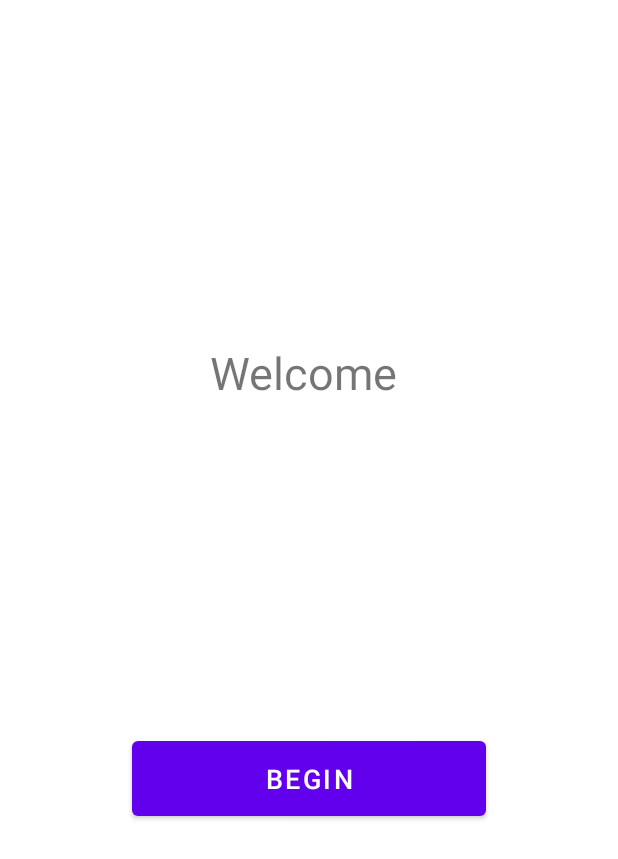
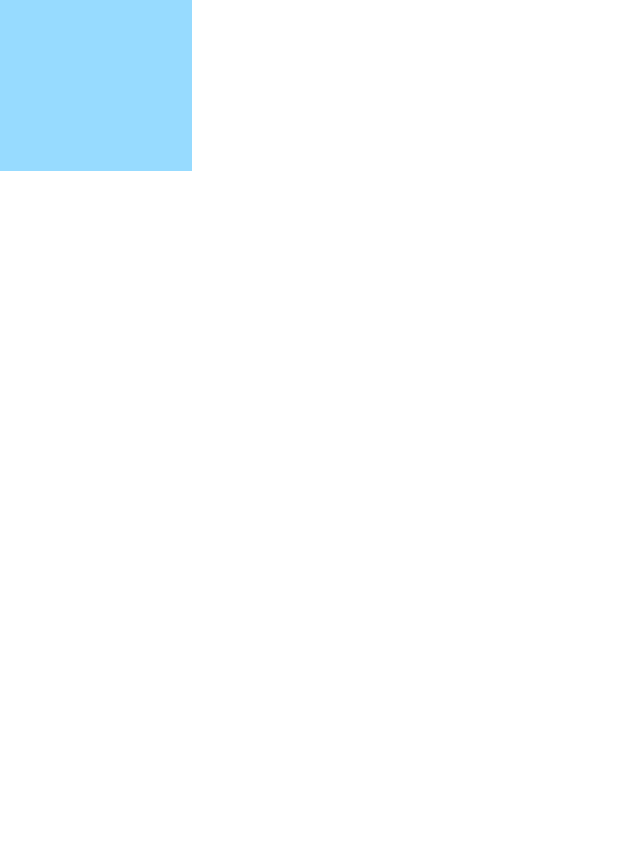
Before and after one commit to uoclnotario/P8-PuzzleDroid, an Android app: the layout activity_main.xml on its own in the app's theme, with its tools: preview values and no code run, on a phone screen of 412 x 824 dp. Shown: the top 859 px of the screen. Run offline under Robolectric (Android 15) with nearby library versions, the phone set to English and light mode, and no system bars.

Commit message:
- Añadido el plugin: kotlin-android-extensions - sustituido el findViewById por el ID directamente. - Añadidos los colores del MockUp en el colors.xml

```diff
--- a/4puzzleGame/app/build.gradle
+++ b/4puzzleGame/app/build.gradle
@@ -1,6 +1,7 @@
 plugins {
     id 'com.android.application'
     id 'kotlin-android'
+    id 'kotlin-android-extensions'
 }
 
 android {
--- a/4puzzleGame/app/src/main/java/com/puzzle/Game/lyUi/MainActivity.kt
+++ b/4puzzleGame/app/src/main/java/com/puzzle/Game/lyUi/MainActivity.kt
@@ -12,15 +12,12 @@ import com.puzzle.Game.R
 import com.puzzle.Game.lyLogicalBusiness.Player
 
 class MainActivity : AppCompatActivity() {
-
-
-
     override fun onCreate(savedInstanceState: Bundle?) {
         super.onCreate(savedInstanceState)
         setContentView(R.layout.activity_main)
 
 
-        val btn_click_begin = findViewById(R.id.btnStart) as Button
+        val btn_click_begin = btnStart
         btn_click_begin.setOnClickListener{
 
             val player = Player(1,"PruebaUser","Prueba")
--- a/4puzzleGame/app/src/main/java/com/puzzle/Game/lyUi/StartGameActivity.kt
+++ b/4puzzleGame/app/src/main/java/com/puzzle/Game/lyUi/StartGameActivity.kt
@@ -17,7 +17,7 @@ class StartGameActivity : AppCompatActivity() {
         var player = intent.getSerializableExtra("player") as Player
 
         //De prueba lo muestro
-        var txtPrueba = findViewById<TextView>(R.id.txtPrueba)
+        var txtPrueba = txtPrueba
         txtPrueba.text=player.name
     }
 
--- a/4puzzleGame/app/src/main/res/layout/activity_main.xml
+++ b/4puzzleGame/app/src/main/res/layout/activity_main.xml
@@ -4,12 +4,14 @@
     xmlns:tools="http://schemas.android.com/tools"
     android:layout_width="match_parent"
     android:layout_height="match_parent"
-    tools:context=".lyUi.MainActivity">
+    tools:context=".lyUi.MainActivity"
+    >
 
     <androidx.constraintlayout.widget.ConstraintLayout
         android:id="@+id/constraintLayout"
-        android:layout_width="match_parent"
-        android:layout_height="match_parent">
+        android:layout_width="128dp"
+        android:layout_height="114dp"
+        android:background="@color/bg_azul">
 
         <TextView
             android:id="@+id/textView2"
@@ -24,8 +26,8 @@
 
         <Button
             android:id="@+id/btnStart"
-            android:layout_width="236dp"
-            android:layout_height="62dp"
+            android:layout_width="65dp"
+            android:layout_height="110dp"
             android:layout_marginTop="488dp"
             android:text="@string/btnStart"
             android:textSize="18sp"
--- a/4puzzleGame/app/src/main/res/values/colors.xml
+++ b/4puzzleGame/app/src/main/res/values/colors.xml
@@ -7,4 +7,8 @@
     <color name="teal_700">#FF018786</color>
     <color name="black">#FF000000</color>
     <color name="white">#FFFFFFFF</color>
+    <color name="bg_azul">#FF97DBFF</color>
+    <color name="main_azul">#FF173D8D</color>
+    <color name="sec_azul">#FF255FA9</color>
+    <color name="gris">#FF3D3D3C</color>
 </resources>
```
